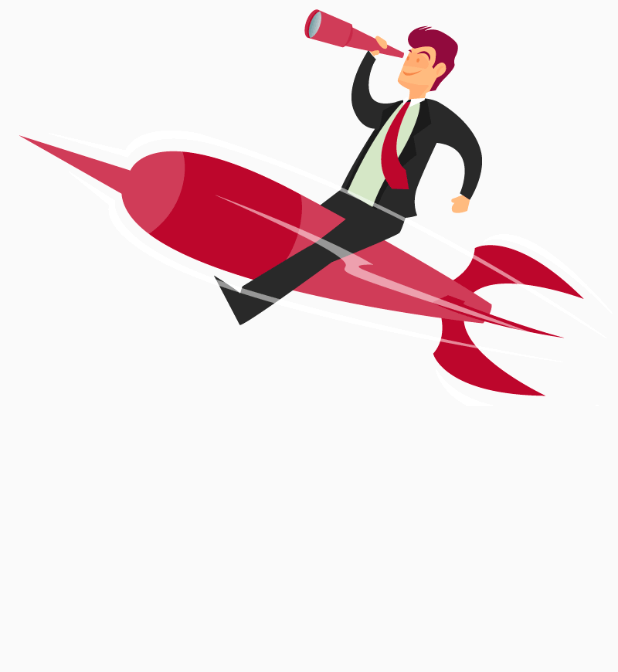
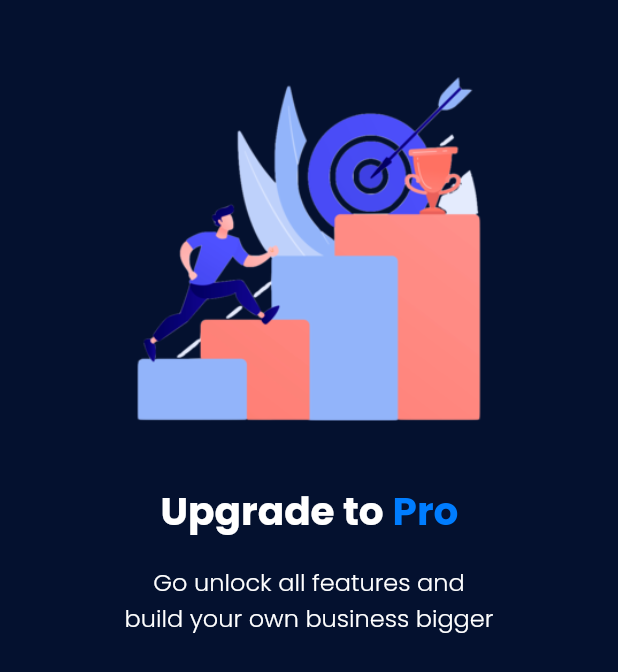
Before and after one commit to faizinkholiq/subscriber_app, a Flutter app: the screen it shows after launch, on a phone screen of 412 x 824 dp. Shown: the top 672 px of the screen. Run offline on Flutter 3.47's test engine with Material 2 defaults, Android fonts, the phone set to English and light mode, and no system bars; our stand-ins replace google_fonts.

Commit message:
update image and build a header

```diff
--- a/lib/main.dart
+++ b/lib/main.dart
@@ -1,4 +1,5 @@
 import 'package:flutter/material.dart';
+import 'package:uangkuu/theme.dart';
 
 void main() => runApp(PaymentApps());
 
@@ -9,11 +10,36 @@ class PaymentApps extends StatelessWidget {
     return MaterialApp(
       debugShowCheckedModeBanner: false,
       home: Scaffold(
+        backgroundColor: Color(0xff04112F),
         body: SafeArea(
-          child: Column(
-            children: [
-              Image.asset('assets/rocket.png')
-            ]
+          child: Padding(
+            padding: const EdgeInsets.only(top: 50.0, left: 32, right: 32),
+            child: Column(
+              children: [
+                Center(
+                  child: Image.asset(
+                    'assets/header.png',
+                    width: 230,
+                  ),
+                ),
+                Padding(
+                  padding: const EdgeInsets.only(top: 40.0, left: 75, right: 0),
+                  child: Center(
+                    child: Row(
+                      children: [
+                        Text("Upgrade to", style: titleTextStyle,),
+                        SizedBox(width: 6,),
+                        Text("Pro", style: titleProTextStyle)
+                      ],
+                    ),
+                  ),
+                ),
+                Padding(
+                  padding: const EdgeInsets.only(top:16.0),
+                  child: Text("Go unlock all features and \nbuild your own business bigger", style: subtitleTextStyle, textAlign: TextAlign.center,),
+                )
+              ]
+            ),
           ),
         )
       )
--- a/lib/theme.dart
+++ b/lib/theme.dart
@@ -9,9 +9,14 @@ TextStyle titleTextStyle = GoogleFonts.poppins(
   fontSize: 26,
 );
 
+TextStyle titleProTextStyle = GoogleFonts.poppins(
+  color: Color(0xff007DFF),
+  fontWeight: FontWeight.bold,
+  fontSize: 26,
+);
 
 TextStyle subtitleTextStyle = GoogleFonts.poppins(
-  color: Color(0xff899788),
+  color: whiteColor,
   fontWeight: FontWeight.w300,
   fontSize: 16,
 );
```
Also changed, not shown: assets/header.png (added), assets/rocket.png (deleted).
